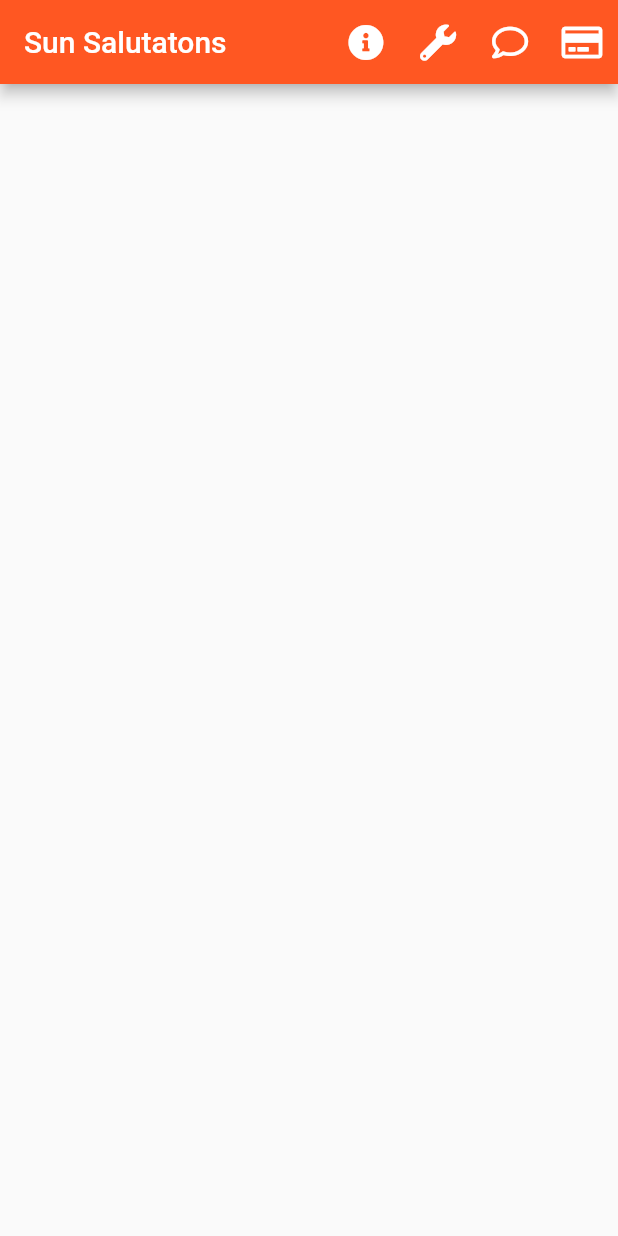
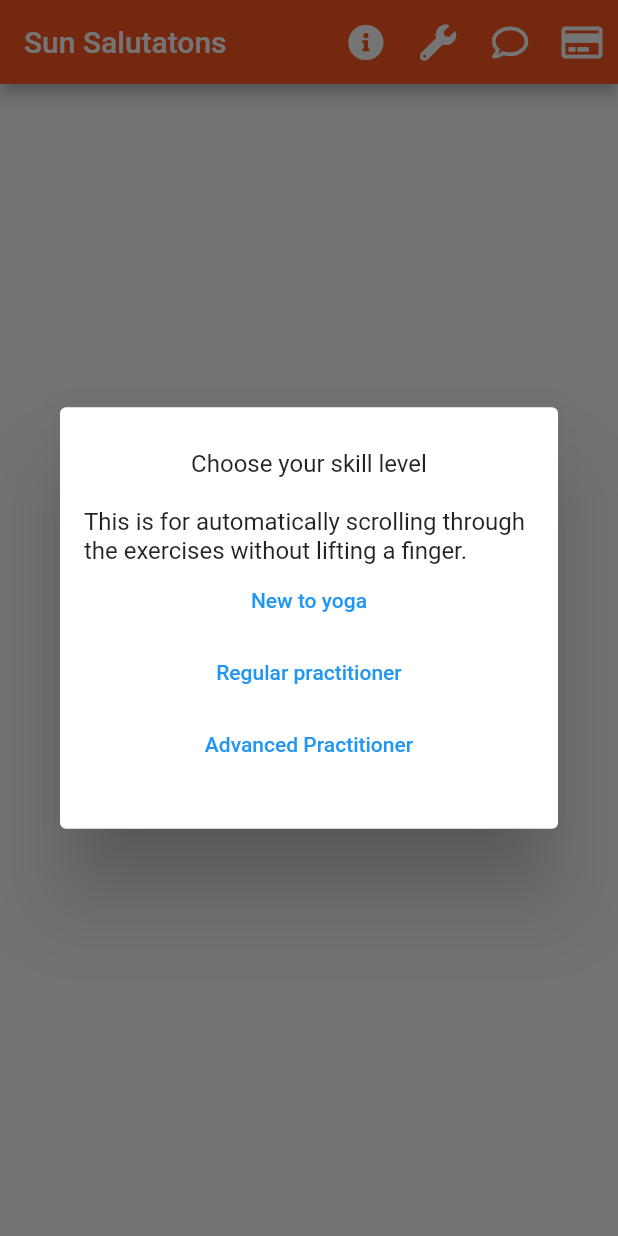
Before and after one commit to RealMarkSussex/coursework_two, a Flutter app: the screen it shows after launch, on a phone screen of 412 x 824 dp. Run offline on Flutter 3.47's test engine with Material 2 defaults, Android fonts, the phone set to English and light mode, and no system bars; our stand-ins replace audioplayers, cloud_firestore, firebase_core, flutter_linkify, font_awesome_flutter; missing offline and left inert: flutter_email_sender; accounts and stored records are empty.

Commit message:
dialog shown at startup

```diff
--- /dev/null
+++ b/lib/dialogs/level_dialog.dart
@@ -0,0 +1,43 @@
+import 'package:coursework_two/state/settings_state.dart';
+import 'package:flutter/material.dart';
+import 'package:provider/provider.dart';
+import 'package:coursework_two/enums/level.dart';
+
+class LevelDialog extends StatelessWidget {
+  const LevelDialog({Key? key}) : super(key: key);
+  static const paragraphSpacing = 20.0;
+
+  @override
+  Widget build(BuildContext context) {
+    return SimpleDialog(children: [
+      Padding(
+        padding: const EdgeInsets.all(16.0),
+        child:
+            Consumer<SettingsState>(builder: (context, settingsState, child) {
+          return Column(
+            mainAxisAlignment: MainAxisAlignment.start,
+            children: getWidgets(settingsState, context),
+          );
+        }),
+      )
+    ]);
+  }
+
+  List<Widget> getWidgets(SettingsState settingsState, BuildContext context) {
+    List<Widget> widgets = [];
+    widgets.add(const Text('Choose your skill level'));
+    widgets.add(const SizedBox(height: paragraphSpacing));
+    widgets.add(const Text(
+        'This is for automatically scrolling through the exercises without lifting a finger.'));
+    widgets.addAll(settingsState.level.toList().map(
+          (levelModel) => TextButton(
+            onPressed: () => {
+              settingsState.level = levelModel.level,
+              Navigator.pop(context, levelModel.description)
+            },
+            child: Text(levelModel.description),
+          ),
+        ));
+    return widgets;
+  }
+}
--- a/lib/dialogs/settings_dialog.dart
+++ b/lib/dialogs/settings_dialog.dart
@@ -7,6 +7,8 @@ import 'package:coursework_two/state/settings_state.dart';
 import 'package:flutter/material.dart';
 import 'package:font_awesome_flutter/font_awesome_flutter.dart';
 import 'package:provider/provider.dart';
+
+import '../enums/level.dart';
 
 class SettingsDialog extends StatelessWidget {
   static const paragraphSpacing = 20.0;
@@ -101,6 +103,26 @@ class SettingsDialog extends StatelessWidget {
                               settingsState.setSetting = value!),
                     ),
                   ],
+                ),
+                Row(
+                  children: [
+                    const Text("Change level"),
+                    const SizedBox(
+                      width: SettingsDialog.textSpacing,
+                    ),
+                    Expanded(
+                      child: DropdownButton<Level>(
+                          value: settingsState.level,
+                          items: settingsState.level
+                              .toList()
+                              .map((levelModel) => DropdownMenuItem<Level>(
+                                    child: Text(levelModel.description),
+                                    value: levelModel.level,
+                                  ))
+                              .toList(),
+                          onChanged: (value) => settingsState.level = value!),
+                    ),
+                  ],
                 )
               ],
             ),
--- a/lib/enums/level.dart
+++ b/lib/enums/level.dart
@@ -1 +1,22 @@
 enum Level { newToYoga, regularPractitioner, advancedPractitioner }
+
+extension Parser on Level {
+  List<LevelModel> toList() {
+    return [
+      LevelModel(level: Level.newToYoga, description: "New to yoga"),
+      LevelModel(
+          level: Level.regularPractitioner,
+          description: "Regular practitioner"),
+      LevelModel(
+          level: Level.advancedPractitioner,
+          description: "Advanced Practitioner"),
+    ];
+  }
+}
+
+class LevelModel {
+  final Level level;
+  final String description;
+
+  LevelModel({required this.level, required this.description});
+}
--- a/lib/pages/home_page.dart
+++ b/lib/pages/home_page.dart
@@ -1,8 +1,10 @@
 import 'package:cloud_firestore/cloud_firestore.dart';
 import 'package:coursework_two/components/page_card.dart';
 import 'package:coursework_two/components/sun_salutations_app_bar.dart';
+import 'package:coursework_two/dialogs/level_dialog.dart';
 import 'package:coursework_two/models/card_info_model.dart';
 import 'package:flutter/material.dart';
+import 'package:flutter/scheduler.dart';
 
 class HomePage extends StatefulWidget {
   const HomePage({Key? key}) : super(key: key);
@@ -12,6 +14,14 @@ class HomePage extends StatefulWidget {
 }
 
 class _HomePageState extends State<HomePage> with TickerProviderStateMixin {
+  @override
+  void initState() {
+    super.initState();
+    SchedulerBinding.instance?.addPostFrameCallback((_) {
+      showDialog(context: context, builder: (context) => const LevelDialog());
+    });
+  }
+
   @override
   Widget build(BuildContext context) {
     return FutureBuilder<List<CardInfoModel>>(
--- a/lib/state/settings_state.dart
+++ b/lib/state/settings_state.dart
@@ -1,3 +1,4 @@
+import 'package:coursework_two/enums/level.dart';
 import 'package:coursework_two/enums/set_setting.dart';
 import 'package:coursework_two/enums/timer_setting.dart';
 import 'package:flutter/material.dart';
@@ -7,11 +8,13 @@ class SettingsState extends ChangeNotifier {
   double _volume = 0.5;
   TimerSetting _timerSetting = TimerSetting.noTimer;
   SetSetting _setSetting = SetSetting.noSets;
+  Level _level = Level.newToYoga;
 
   bool get audioEnabled => _audioEnabled;
   double get volume => _volume;
   TimerSetting get timerSetting => _timerSetting;
   SetSetting get setSetting => _setSetting;
+  Level get level => _level;
 
   set volume(double value) {
     _volume = value;
@@ -32,4 +35,9 @@ class SettingsState extends ChangeNotifier {
     _setSetting = value;
     notifyListeners();
   }
+
+  set level(Level value) {
+    _level = value;
+    notifyListeners();
+  }
 }
```
